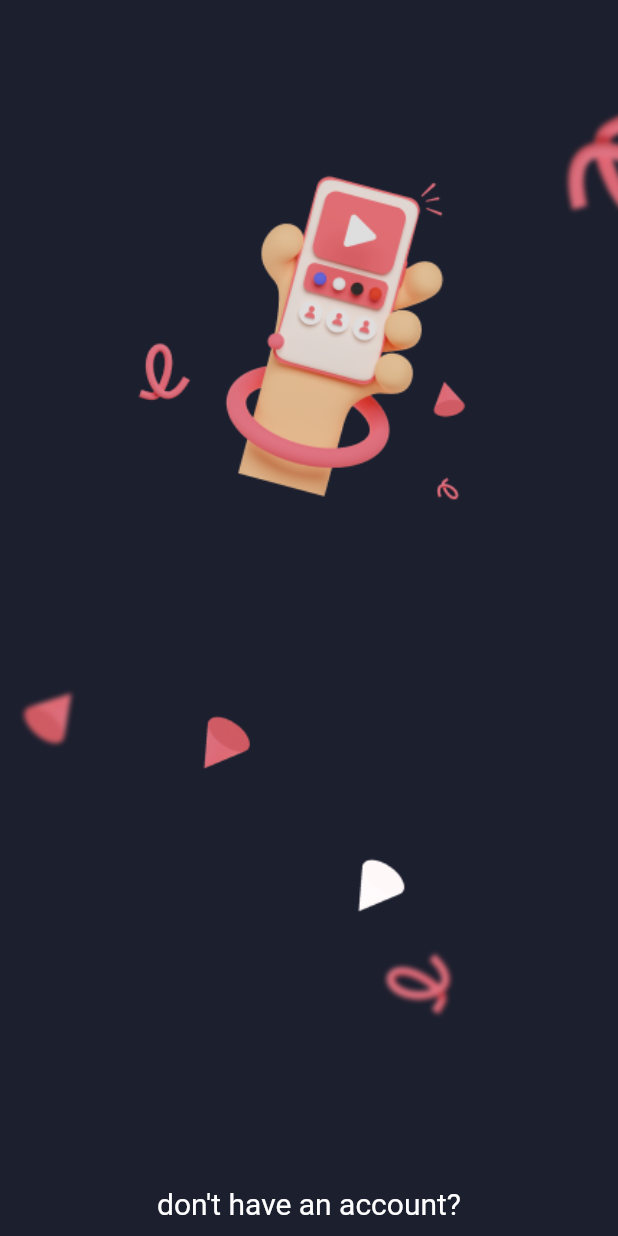
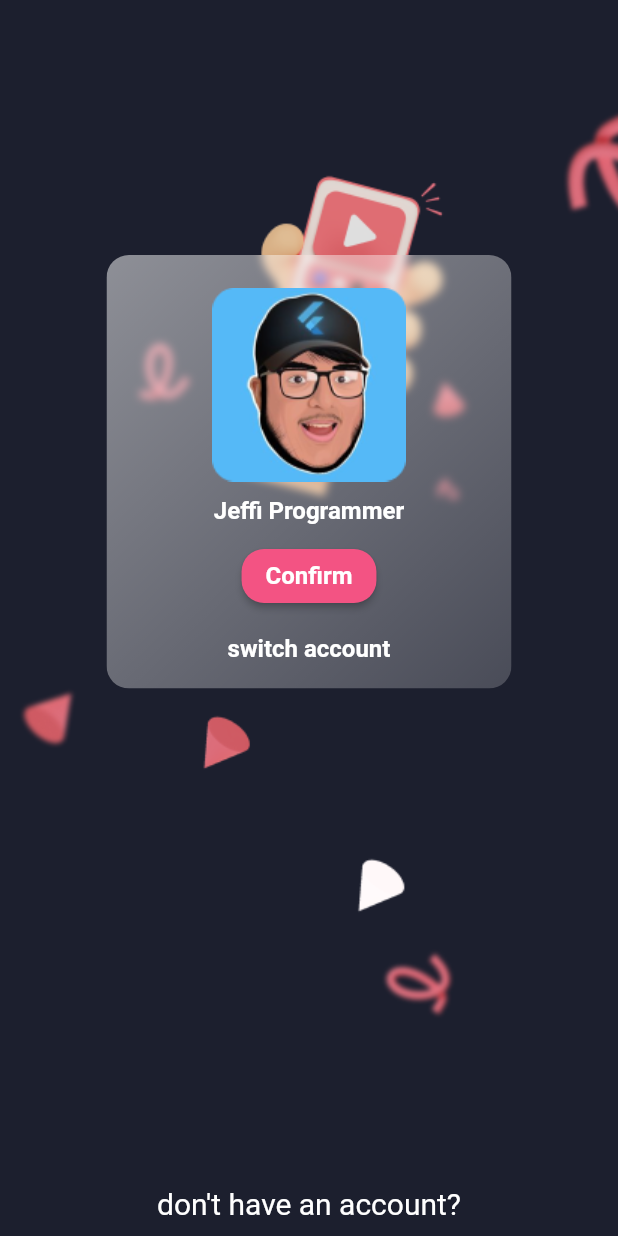
Before and after one commit to JeffiProgrammer/flutter_instagram_app, a Flutter app: the screen it shows after launch, on a phone screen of 412 x 824 dp. Run offline on Flutter 3.47's test engine with Material 2 defaults, Android fonts, the phone set to English and light mode, and no system bars.

Commit message:
complete the switch account screen

```diff
--- a/lib/screens/switch_account_screen.dart
+++ b/lib/screens/switch_account_screen.dart
@@ -1,3 +1,5 @@
+import 'dart:ui';
+
 import 'package:flutter/material.dart';
 
 class SwitchAccountScreen extends StatelessWidget {
@@ -10,14 +12,71 @@ class SwitchAccountScreen extends StatelessWidget {
       body: Column(
         children: [
           Expanded(
-            child: Container(
+              child: Stack(
+            alignment: AlignmentDirectional.center,
+            children: [
+              Container(
                 decoration: BoxDecoration(
                   image: DecorationImage(
                       image: AssetImage("images/switch_account_background.png"),
                       fit: BoxFit.fitWidth),
                 ),
               ),
+              Positioned(
+                top: 170,
+                child: ClipRRect(
+                  child: BackdropFilter(
+                    filter: ImageFilter.blur(sigmaX: 3.0, sigmaY: 3.0),
+                    child: Container(
+                      width: 270,
+                      height: 289,
+                      decoration: BoxDecoration(
+                        gradient: LinearGradient(
+                            begin: Alignment.topLeft,
+                            end: Alignment.bottomRight,
+                            colors: [
+                              Color.fromRGBO(255, 255, 255, 0.5),
+                              Color.fromRGBO(255, 255, 255, 0.2),
+                            ]),
+                        borderRadius: BorderRadius.all(
+                          Radius.circular(15),
                         ),
+                      ),
+                      child: Column(children: [
+                        SizedBox(height: 22),
+                        Image(image: AssetImage("images/profile.png")),
+                        SizedBox(height: 10),
+                        Text("Jeffi Programmer",
+                            style: TextStyle(
+                                fontSize: 16,
+                                fontWeight: FontWeight.bold,
+                                color: Colors.white)),
+                        SizedBox(height: 10),
+                        ElevatedButton(
+                          onPressed: () {},
+                          child: Text(
+                            "Confirm",
+                            style: TextStyle(
+                                fontSize: 16, fontWeight: FontWeight.bold),
+                          ),
+                          style: ElevatedButton.styleFrom(
+                              primary: Color(0xfff35383),
+                              shape: RoundedRectangleBorder(
+                                  borderRadius: BorderRadius.circular(15.0))),
+                        ),
+                        SizedBox(height: 15),
+                        Text("switch account",
+                            style: TextStyle(
+                                fontSize: 16,
+                                fontWeight: FontWeight.bold,
+                                color: Colors.white)),
+                      ]),
+                    ),
+                  ),
+                ),
+              )
+            ],
+          )),
           Padding(
             padding: EdgeInsets.only(top: 50.0, bottom: 10.0),
             child: Text("don't have an account?",
```
Lines whose indentation alone changed are shown as unchanged.
